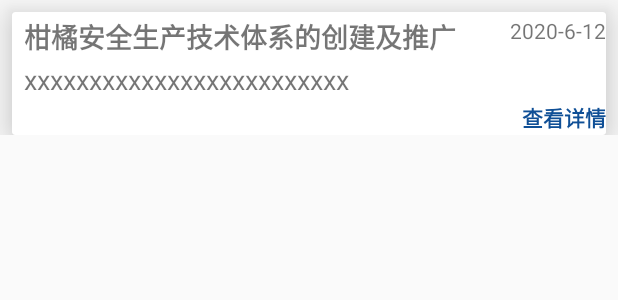
After one commit to iuyang6/GjDemo1, an Android app: the layout cell_njxx.xml on its own in the app's theme, with its tools: preview values and no code run, on a phone screen of 412 x 824 dp. The commit adds this screen. Shown: the top 300 px of the screen. Run offline under Robolectric (Android 15) with nearby library versions, the phone set to English and light mode, and no system bars.

Commit message:
添加了农业执法模块的网络请求获取数据

```diff
--- a/app/build.gradle
+++ b/app/build.gradle
@@ -48,5 +48,9 @@ dependencies {
     annotationProcessor "androidx.room:room-compiler:$room_version" // For Kotlin use kapt instead of annotationProcessor
     // Test helpers
     testImplementation "androidx.room:room-testing:$room_version"
+    //网络请求
+    implementation 'com.squareup.okhttp3:okhttp:4.4.1'
+    //序列化
+    implementation 'com.google.code.gson:gson:2.8.6'
 
 }
--- a/app/src/main/AndroidManifest.xml
+++ b/app/src/main/AndroidManifest.xml
@@ -1,6 +1,7 @@
 <?xml version="1.0" encoding="utf-8"?>
 <manifest xmlns:android="http://schemas.android.com/apk/res/android"
     package="com.thinker.gjdemo">
+    <uses-permission android:name="android.permission.INTERNET"></uses-permission>
 
     <application
         android:allowBackup="true"
--- a/app/src/main/java/com/thinker/gjdemo/adapter/NyzfAdapter.java
+++ b/app/src/main/java/com/thinker/gjdemo/adapter/NyzfAdapter.java
@@ -3,12 +3,10 @@ package com.thinker.gjdemo.adapter;
 import android.view.LayoutInflater;
 import android.view.View;
 import android.view.ViewGroup;
-import android.widget.ImageButton;
 import android.widget.ImageView;
 import android.widget.TextView;
 
 import androidx.annotation.NonNull;
-import androidx.lifecycle.ViewModelProvider;
 import androidx.recyclerview.widget.RecyclerView;
 
 import com.thinker.gjdemo.R;
@@ -29,6 +27,8 @@ public class NyzfAdapter extends RecyclerView.Adapter<NyzfAdapter.MyViewHodler>
     public MyViewHodler onCreateViewHolder(@NonNull ViewGroup parent, int viewType) {
         LayoutInflater layoutInflater = LayoutInflater.from(parent.getContext());
         View itemView = layoutInflater.inflate(R.layout.cell_card,parent,false);
+
+
         return new MyViewHodler(itemView);
     }
 
@@ -69,8 +69,8 @@ public class NyzfAdapter extends RecyclerView.Adapter<NyzfAdapter.MyViewHodler>
             textView_zuser = itemView.findViewById(R.id.z_user);
             textView_ztime = itemView.findViewById(R.id.z_time);
             textView_zdetail = itemView.findViewById(R.id.z_detail);
+            delete_img = itemView.findViewById(R.id.imageDelete);
             click_view = itemView.findViewById(R.id.click_detail);
-            delete_img = itemView.findViewById(R.id.imageDelete);
         }
     }
 }
--- a/app/src/main/java/com/thinker/gjdemo/database/NyzfDatabase.java
+++ b/app/src/main/java/com/thinker/gjdemo/database/NyzfDatabase.java
@@ -17,6 +17,7 @@ public abstract class NyzfDatabase extends RoomDatabase{
     public static synchronized NyzfDatabase getDatabase(Context context){
         if (INSTANCE == null){
             INSTANCE = Room.databaseBuilder(context.getApplicationContext(),NyzfDatabase.class,"nyzf_database")
+                    .fallbackToDestructiveMigration()
                     .build();
         }
         return INSTANCE;
--- a/app/src/main/java/com/thinker/gjdemo/repository/NyzfRepository.java
+++ b/app/src/main/java/com/thinker/gjdemo/repository/NyzfRepository.java
@@ -23,7 +23,7 @@ public class NyzfRepository {
     public void insert(NYZF... nyzfs){
         new InsertAsyncTask(nyzfDao).execute(nyzfs);
     }
-    public void deleteAll(NYZF... nyzfs){
+    public void deleteAll(){
         new DeleteAllAsyncTask(nyzfDao).execute();
     }
     public void delete(NYZF... nyzfs){
--- /dev/null
+++ b/app/src/main/res/drawable/ic_baseline_add_24.xml
@@ -0,0 +1,5 @@
+<vector android:height="48dp" android:tint="?attr/colorControlNormal"
+    android:viewportHeight="24" android:viewportWidth="24"
+    android:width="48dp" xmlns:android="http://schemas.android.com/apk/res/android">
+    <path android:fillColor="@android:color/white" android:pathData="M19,13h-6v6h-2v-6H5v-2h6V5h2v6h6v2z"/>
+</vector>
--- /dev/null
+++ b/app/src/main/res/drawable/ic_baseline_add_box_24.xml
@@ -0,0 +1,5 @@
+<vector android:height="48dp" android:tint="?attr/colorControlNormal"
+    android:viewportHeight="24" android:viewportWidth="24"
+    android:width="48dp" xmlns:android="http://schemas.android.com/apk/res/android">
+    <path android:fillColor="@android:color/white" android:pathData="M19,3L5,3c-1.11,0 -2,0.9 -2,2v14c0,1.1 0.89,2 2,2h14c1.1,0 2,-0.9 2,-2L21,5c0,-1.1 -0.9,-2 -2,-2zM17,13h-4v4h-2v-4L7,13v-2h4L11,7h2v4h4v2z"/>
+</vector>
--- /dev/null
+++ b/app/src/main/res/layout/cell_njxx.xml
@@ -0,0 +1,128 @@
+<?xml version="1.0" encoding="utf-8"?>
+<LinearLayout xmlns:android="http://schemas.android.com/apk/res/android"
+    xmlns:app="http://schemas.android.com/apk/res-auto"
+    xmlns:tools="http://schemas.android.com/tools"
+    android:layout_width="match_parent"
+    android:layout_height="wrap_content"
+    android:clickable="true"
+    android:focusable="true"
+    android:orientation="vertical">
+
+    <androidx.cardview.widget.CardView
+        android:layout_width="match_parent"
+        android:layout_height="match_parent"
+        android:layout_marginLeft="8dp"
+        android:layout_marginTop="8dp"
+        android:layout_marginRight="8dp"
+        android:foreground="?selectableItemBackground"
+        app:cardElevation="16dp">
+
+        <androidx.constraintlayout.widget.ConstraintLayout
+            android:layout_width="match_parent"
+            android:layout_height="match_parent">
+
+            <androidx.constraintlayout.widget.Guideline
+                android:id="@+id/guideline2"
+                android:layout_width="wrap_content"
+                android:layout_height="wrap_content"
+                android:orientation="horizontal"
+                app:layout_constraintGuide_percent="0.4" />
+
+            <androidx.constraintlayout.widget.Guideline
+                android:id="@+id/guideline3"
+                android:layout_width="wrap_content"
+                android:layout_height="wrap_content"
+                android:orientation="horizontal"
+                app:layout_constraintGuide_percent="0.7" />
+
+            <androidx.constraintlayout.widget.Guideline
+                android:id="@+id/guideline4"
+                android:layout_width="wrap_content"
+                android:layout_height="wrap_content"
+                android:orientation="vertical"
+                app:layout_constraintGuide_percent="0.33" />
+
+            <androidx.constraintlayout.widget.Guideline
+                android:id="@+id/guideline6"
+                android:layout_width="wrap_content"
+                android:layout_height="wrap_content"
+                android:orientation="vertical"
+                app:layout_constraintGuide_percent="1.0" />
+
+            <androidx.constraintlayout.widget.Guideline
+                android:id="@+id/guideline7"
+                android:layout_width="wrap_content"
+                android:layout_height="wrap_content"
+                android:orientation="vertical"
+                app:layout_constraintGuide_percent="0.02" />
+
+            <androidx.constraintlayout.widget.Guideline
+                android:id="@+id/guideline11"
+                android:layout_width="wrap_content"
+                android:layout_height="wrap_content"
+                android:orientation="vertical"
+                app:layout_constraintGuide_percent="0.5" />
+
+            <androidx.constraintlayout.widget.Guideline
+                android:id="@+id/guideline9"
+                android:layout_width="wrap_content"
+                android:layout_height="wrap_content"
+                android:orientation="vertical"
+                app:layout_constraintGuide_percent="0.78" />
+
+            <TextView
+                android:id="@+id/n_title"
+                android:layout_width="wrap_content"
+                android:layout_height="wrap_content"
+                android:text="@string/title"
+                android:textSize="18sp"
+                android:textStyle="bold"
+                app:layout_constraintBottom_toTopOf="@+id/guideline2"
+                app:layout_constraintEnd_toStartOf="@+id/guideline9"
+                app:layout_constraintHorizontal_bias="0.0"
+                app:layout_constraintStart_toStartOf="@+id/guideline7"
+                app:layout_constraintTop_toTopOf="parent" />
+
+            <TextView
+                android:id="@+id/n_time"
+                android:layout_width="wrap_content"
+                android:layout_height="wrap_content"
+                android:text="2020-6-12"
+                app:layout_constraintBottom_toBottomOf="@+id/n_title"
+                app:layout_constraintEnd_toStartOf="@+id/guideline6"
+                app:layout_constraintHorizontal_bias="1.0"
+                app:layout_constraintStart_toStartOf="@+id/guideline9"
+                app:layout_constraintTop_toTopOf="@+id/n_title"
+                app:layout_constraintVertical_bias="0.0" />
+
+            <TextView
+                android:id="@+id/n_content"
+                android:layout_width="0dp"
+                android:layout_height="wrap_content"
+                android:text="xxxxxxxxxxxxxxxxxxxxxxxxx"
+                android:textSize="18sp"
+                app:layout_constraintBottom_toTopOf="@+id/guideline3"
+                app:layout_constraintEnd_toStartOf="@+id/guideline6"
+                app:layout_constraintHorizontal_bias="0.0"
+                app:layout_constraintStart_toStartOf="@+id/guideline7"
+                app:layout_constraintTop_toTopOf="@+id/guideline2"
+                app:layout_constraintVertical_bias="0.467" />
+
+            <TextView
+                android:id="@+id/n_detail"
+                android:layout_width="wrap_content"
+                android:layout_height="wrap_content"
+                android:clickable="true"
+                android:text="@string/click_detail"
+                android:textColor="@color/textcolor"
+                android:textStyle="bold"
+                app:layout_constraintBottom_toBottomOf="parent"
+                app:layout_constraintEnd_toStartOf="@+id/guideline6"
+                app:layout_constraintHorizontal_bias="1.0"
+                app:layout_constraintStart_toStartOf="@+id/guideline9"
+                app:layout_constraintTop_toTopOf="@+id/guideline3"
+                app:layout_constraintVertical_bias="0.505" />
+
+        </androidx.constraintlayout.widget.ConstraintLayout>
+    </androidx.cardview.widget.CardView>
+</LinearLayout>
--- a/app/src/main/res/values/strings.xml
+++ b/app/src/main/res/values/strings.xml
@@ -12,4 +12,7 @@
     <string name="daohang1">柑橘生产管理信息系统</string>
     <string name="gisxx">GIS信息</string>
     <string name="gly">管理员</string>
+    <string name="title">柑橘安全生产技术体系的创建及推广</string>
+    <!-- TODO: Remove or change this placeholder text -->
+    <string name="hello_blank_fragment">Hello blank fragment</string>
 </resources>
```
Also changed, not shown: app/src/main/java/com/thinker/gjdemo/entity/NYZF.java (+13 -1 lines), app/src/main/java/com/thinker/gjdemo/fragment/FourthFragment.java (+99 -19 lines), app/src/main/java/com/thinker/gjdemo/fragment/NyzfDetailFragment.java (added, +66 -0 lines), app/src/main/res/layout/cell_card.xml (+5 -5 lines), app/src/main/res/layout/fourth_fragment.xml (+39 -39 lines), app/src/main/res/layout/fragment_nyzf_detail.xml (added, +14 -0 lines), app/src/main/res/layout/third_fragment.xml (+9 -0 lines), app/src/main/res/navigation/nyzf_to_detail.xml (added, +22 -0 lines).
